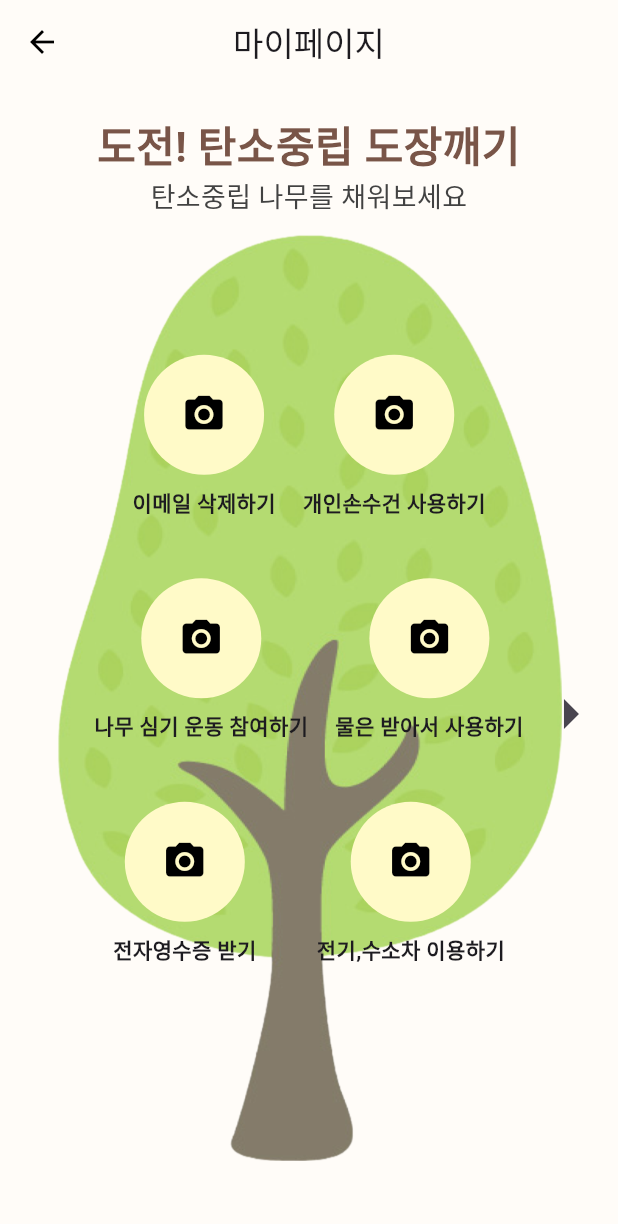
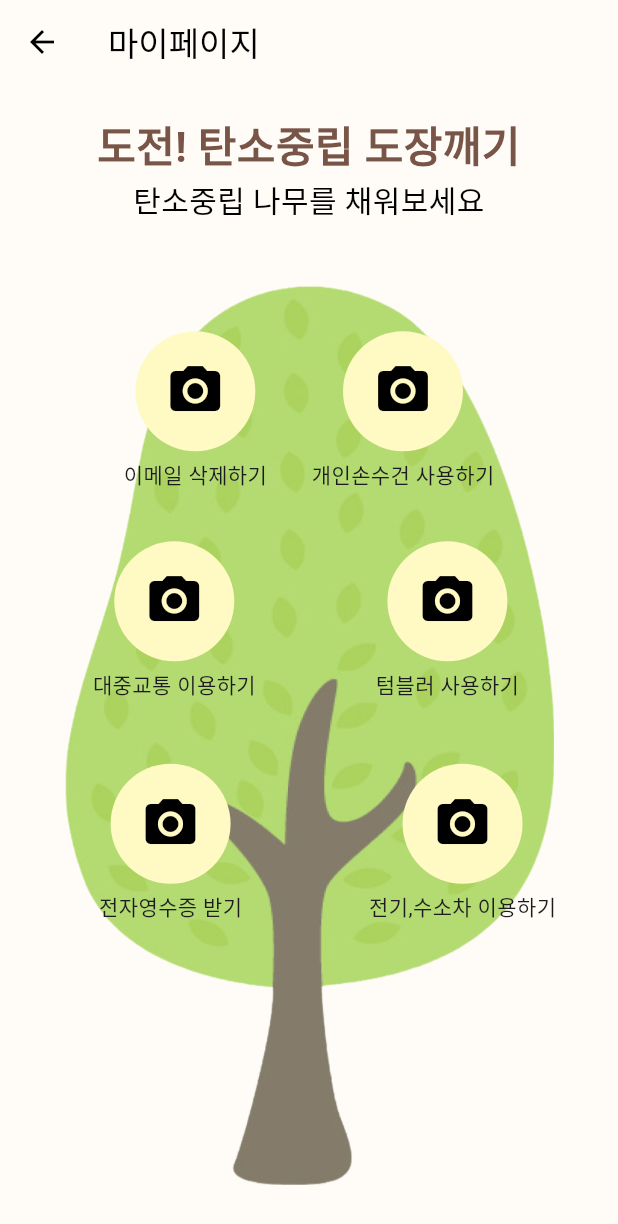
Before and after one commit to eco-Bean/ecoBean_frontend, a Flutter app: the screen it shows after launch, item 2 of the bottom bar chosen, on a phone screen of 412 x 824 dp. Shown: the top 1224 px of the screen. Run offline on Flutter 3.47's test engine with Material 3 defaults, Android fonts, the phone set to English and light mode, and no system bars; our stand-ins replace image_picker; missing offline and left inert: flutter_naver_map.

Commit message:
스탬프 수정

```diff
--- a/lib/screens/stamp_screen.dart
+++ b/lib/screens/stamp_screen.dart
@@ -1,74 +1,39 @@
-import 'dart:io';
 import 'package:flutter/material.dart';
 import 'package:image_picker/image_picker.dart';
+import 'dart:io';
+
+class Stamp {
+  final String title;
+  XFile? image; // 사진 저장할 필드
+
+  Stamp(this.title, this.image);
+}
 
 class StampScreen extends StatefulWidget {
   @override
-  _StampScreen createState() => _StampScreen();
+  _StampScreenState createState() => _StampScreenState();
 }
 
-class _StampScreen extends State<StampScreen> {
-  // 각 스탬프에 해당하는 이미지 파일을 저장하는 리스트
-  List<XFile?> _stamps = List<XFile?>.filled(18, null);
+class _StampScreenState extends State<StampScreen> {
+  final List<Stamp> _stamps = [
+    Stamp('이메일 삭제하기', null),
+    Stamp('개인손수건 사용하기', null),
+    Stamp('대중교통 이용하기', null),
+    Stamp('텀블러 사용하기', null),
+    Stamp('전자영수증 받기', null),
+    Stamp('전기,수소차 이용하기', null),
+  ];
 
-  int _currentPageIndex = 0; // 현재 페이지 인덱스
-
-  // 이미지 선택 및 저장 메서드
-  Future<void> _pickImage(int index) async {
   final ImagePicker _picker = ImagePicker();
 
-    showModalBottomSheet(
-      context: context,
-      builder: (context) => Column(
-        mainAxisSize: MainAxisSize.min,
-        children: [
-          ListTile(
-            leading: Icon(Icons.camera_alt),
-            title: Text('카메라로 촬영하기'),
-            onTap: () async {
-              Navigator.of(context).pop(); // 다이얼로그 닫기
-              final pickedFile = await _picker.pickImage(source: ImageSource.camera);
+  Future<void> _pickImage(int index) async {
+    final XFile? pickedFile = await _picker.pickImage(
+      source: ImageSource.gallery,
+    );
+
     if (pickedFile != null) {
-                _saveStampImage(index, pickedFile);
-              }
-            },
-          ),
-          ListTile(
-            leading: Icon(Icons.photo_library),
-            title: Text('갤러리에서 선택하기'),
-            onTap: () async {
-              Navigator.of(context).pop();
-              final pickedFile = await _picker.pickImage(source: ImageSource.gallery);
-              if (pickedFile != null) {
-                _saveStampImage(index, pickedFile);
-              }
-            },
-          ),
-        ],
-      ),
-    );
-  }
-
-  // 선택한 이미지를 해당 인덱스 스탬프에 저장하는 메서드
-  void _saveStampImage(int index, XFile image) {
       setState(() {
-      _stamps[index] = image;
-    });
-  }
-
-  // 페이지 이동 함수
-  void _goToNextPage() {
-    if (_currentPageIndex < 2) {
-      setState(() {
-        _currentPageIndex++;
-      });
-    }
-  }
-
-  void _goToPreviousPage() {
-    if (_currentPageIndex > 0) {
-      setState(() {
-        _currentPageIndex--;
+        _stamps[index].image = pickedFile;
       });
     }
   }
@@ -77,73 +42,18 @@ class _StampScreen extends State<StampScreen> {
   Widget build(BuildContext context) {
     return Scaffold(
       appBar: AppBar(
-        title: Text('마이페이지'),
+        backgroundColor: Color(0xFFFFFCF8),
+        elevation: 0,
+        title: Text('마이페이지', style: TextStyle(color: Colors.black)),
         leading: IconButton(
           icon: Icon(Icons.arrow_back, color: Colors.black),
           onPressed: () {
             Navigator.of(context).pop();
           },
         ),
-        centerTitle: true,
-        backgroundColor: Colors.transparent,
-        elevation: 0,
       ),
       body: Stack(
         children: [
-          PageView(
-            controller: PageController(initialPage: _currentPageIndex),
-            onPageChanged: (index) {
-              setState(() {
-                _currentPageIndex = index;
-              });
-            },
-            children: [
-              _buildStampPage(0, 0),   // 첫 번째 페이지: 스탬프 인덱스 0~5
-              _buildStampPage(1, 6),   // 두 번째 페이지: 스탬프 인덱스 6~11
-              _buildStampPage(2, 12),  // 세 번째 페이지: 스탬프 인덱스 12~17
-            ],
-          ),
-          // 좌우 페이지 넘김 버튼
-          if (_currentPageIndex > 0) // 인덱스가 0일 때는 left 버튼 숨기기
-            Positioned(
-              left: 0,
-              top: MediaQuery.of(context).size.height / 2 - 24,
-              child: IconButton(
-                icon: Icon(Icons.arrow_left, size: 48),
-                onPressed: _goToPreviousPage,
-              ),
-            ),
-          if (_currentPageIndex < 2) // 인덱스가 2일 때는 right 버튼 숨기기
-            Positioned(
-              right: 0,
-              top: MediaQuery.of(context).size.height / 2 - 24,
-              child: IconButton(
-                icon: Icon(Icons.arrow_right, size: 48),
-                onPressed: _goToNextPage,
-              ),
-            ),
-        ],
-      ),
-    );
-  }
-
-  Widget _buildStampPage(int pageIndex, int startIndex) {
-    List<String> labels = _getLabelsForPage(_currentPageIndex);
-
-    return Stack(
-      children: [
-        // 배경 이미지
-        Positioned(
-          top: 100,
-          left: 0,
-          right: 0,
-          bottom: 50,
-          child: Image.asset(
-            'assets/images/tree.png',
-            fit: BoxFit.contain,
-          ),
-        ),
-        // 상단 텍스트
           Positioned(
             top: 20,
             left: 20,
@@ -162,85 +72,81 @@ class _StampScreen extends State<StampScreen> {
                 Text(
                   '탄소중립 나무를 채워보세요',
                   style: TextStyle(
-                  fontSize: 18,
-                  color: Colors.grey[800],
+                    fontSize: 20,
+                    color: Colors.black,
                   ),
                   textAlign: TextAlign.center,
                 ),
               ],
             ),
           ),
-        // 스탬프 리스트
-        Positioned.fill(
-          child: Column(
-            mainAxisAlignment: MainAxisAlignment.center,
-            children: [
-              Row(
-                mainAxisAlignment: MainAxisAlignment.center,
-                children: [
-                  _buildStamp(startIndex, labels[0]),
-                  SizedBox(width: 18),
-                  _buildStamp(startIndex + 1, labels[1]),
-                ],
+          Center(
+            child: Container(
+              margin: EdgeInsets.only(top: 100),
+              width: 400,
+              height: 600,
+              decoration: BoxDecoration(
+                image: DecorationImage(
+                  image: AssetImage('assets/images/tree.png'),
+                  fit: BoxFit.contain,
                 ),
-              SizedBox(height: 40),
-              Row(
-                mainAxisAlignment: MainAxisAlignment.center,
-                children: [
-                  _buildStamp(startIndex + 2, labels[2]),
-                  SizedBox(width: 18),
-                  _buildStamp(startIndex + 3, labels[3]),
-                ],
               ),
-              SizedBox(height: 40),
-              Row(
-                mainAxisAlignment: MainAxisAlignment.center,
-                children: [
-                  _buildStamp(startIndex + 4, labels[4]),
-                  SizedBox(width: 40),
-                  _buildStamp(startIndex + 5, labels[5]),
-                ],
+            ),
+          ),
+          Positioned(
+            top: MediaQuery.of(context).size.height * 0.20,
+            left: MediaQuery.of(context).size.width * 0.2,
+            child: _buildStampItem(context, 0),
+          ),
+          Positioned(
+            top: MediaQuery.of(context).size.height * 0.20,
+            right: MediaQuery.of(context).size.width * 0.2,
+            child: _buildStampItem(context, 1),
+          ),
+          Positioned(
+            top: MediaQuery.of(context).size.height * 0.37,
+            left: MediaQuery.of(context).size.width * 0.15,
+            child: _buildStampItem(context, 2),
+          ),
+          Positioned(
+            top: MediaQuery.of(context).size.height * 0.37,
+            right: MediaQuery.of(context).size.width * 0.16,
+            child: _buildStampItem(context, 3),
+          ),
+          Positioned(
+            top: MediaQuery.of(context).size.height * 0.55,
+            left: MediaQuery.of(context).size.width * 0.16,
+            child: _buildStampItem(context, 4),
+          ),
+          Positioned(
+            top: MediaQuery.of(context).size.height * 0.55,
+            right: MediaQuery.of(context).size.width * 0.1,
+            child: _buildStampItem(context, 5),
           ),
         ],
       ),
-        ),
-      ],
     );
   }
 
-  // 페이지 인덱스에 따른 라벨 설정
-  List<String> _getLabelsForPage(int pageIndex) {
-    switch (_currentPageIndex) {
-      case 0:
-        return ['이메일 삭제하기', '개인손수건 사용하기', '나무 심기 운동 참여하기', '물은 받아서 사용하기', '전자영수증 받기', '전기,수소차 이용하기'];
-      case 1:
-        return ['텀블러 사용하기', '자전거 타기', '대중교통 이용하기', '리필 제품 사용하기', '식물 키우기', '친환경 상품 구매하기'];
-      case 2:
-        return ['불필요한 종이 없애기', '친환경 가구 사용하기', '비건 식단 실천하기', '에너지 절약하기', '재활용품 분리배출하기', '환경 캠페인 참여하기'];
-      default:
-        return [];
-    }
-  }
-
-  Widget _buildStamp(int index, String label) {
-    return Column(
+  Widget _buildStampItem(BuildContext context, int index) {
+    return GestureDetector(
+      onTap: () => _pickImage(index),
+      child: Column(
         children: [
-        GestureDetector(
-          onTap: () => _pickImage(index),
-          child: CircleAvatar(
+          CircleAvatar(
             radius: 40,
-            backgroundColor: Color(0xFFFFFAC8),
-            backgroundImage: _stamps[index] != null
-                ? FileImage(File(_stamps[index]!.path))
+            backgroundColor: Colors.yellow[100],
+            backgroundImage: _stamps[index].image != null
+                ? FileImage(File(_stamps[index].image!.path))
                 : null,
-            child: _stamps[index] == null
-                ? Icon(Icons.camera_alt, size: 30, color: Colors.black)
+            child: _stamps[index].image == null
+                ? Icon(Icons.camera_alt, size: 40, color: Colors.black)
                 : null,
           ),
+          SizedBox(height: 5),
+          Text(_stamps[index].title, style: TextStyle(fontSize: 14)),
+        ],
       ),
-        SizedBox(height: 8),
-        Text(label, style: TextStyle(fontWeight: FontWeight.bold)),
-      ],
     );
   }
 }
```
Lines whose indentation alone changed are shown as unchanged.
